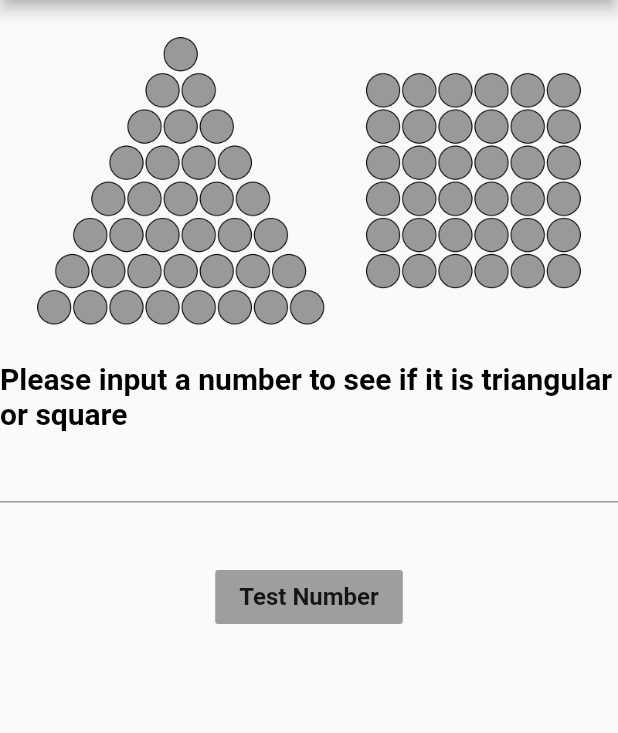
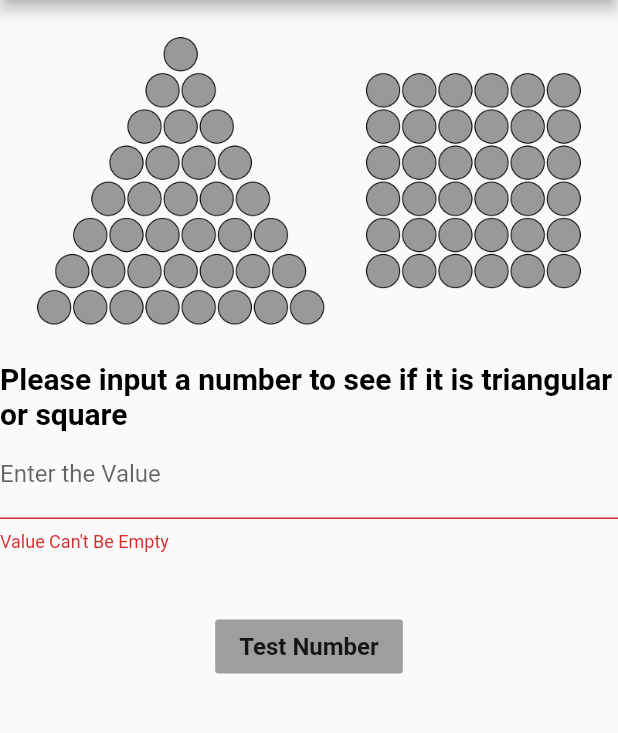
Before and after one commit to Alexyou1993/number_shapes, a Flutter app: the screen it shows after launch, after a tap on "Test Number", on a phone screen of 412 x 824 dp, the part 84-817 px from its top. Run offline on Flutter 3.47's test engine with Material 2 defaults, Android fonts, the phone set to English and light mode, and no system bars.

Commit message:
Changes for trailing comma(on line 18), if state in _checkNumberShape() and validation in TextField are modified.Thanks!

```diff
--- a/lib/main.dart
+++ b/lib/main.dart
@@ -10,12 +10,13 @@ class MyApp extends StatelessWidget {
   @override
   Widget build(BuildContext context) {
     return MaterialApp(
-        title: 'Flutter',
-        theme: ThemeData(
-          primarySwatch: Colors.blue,
-          visualDensity: VisualDensity.adaptivePlatformDensity,
-        ),
-        home: const MyHomePage(title: 'Number Shapes'));
+      title: 'Flutter',
+      theme: ThemeData(
+        primarySwatch: Colors.blue,
+        visualDensity: VisualDensity.adaptivePlatformDensity,
+      ),
+      home: const MyHomePage(title: 'Number Shapes'),
+    );
   }
 }
 
@@ -28,8 +29,9 @@ class MyHomePage extends StatefulWidget {
 }
 
 class _MyHomePageState extends State<MyHomePage> {
-  final TextEditingController _inputNumber = TextEditingController(text: '');
+  final TextEditingController _inputNumber = TextEditingController();
   String _currentMessage = '';
+  bool _validate = false;
 
   bool _isSquare(int _number) {
     final double c = sqrt(_number);
@@ -54,23 +56,23 @@ class _MyHomePageState extends State<MyHomePage> {
   }
 
   void _checkNumberShape(int _number) {
-    if (_isSquare(_number) == true && _isTriangular(_number) == true) {
+    if (_isSquare(_number) && _isTriangular(_number)) {
       setState(() {
-        _currentMessage = 'Number is square and triangular';
+        _currentMessage = 'Number $_number is square and triangular';
       });
     } else if (_isSquare(_number) == true) {
       setState(() {
-        _currentMessage = 'Number is only square';
+        _currentMessage = 'Number $_number is only square';
       });
     } else if (_isTriangular(_number) == true) {
       setState(() {
-        _currentMessage = 'Number is only Triangular';
+        _currentMessage = 'Number $_number is only Triangular';
       });
-    } else
+    } else {
       setState(() {
-        _currentMessage = 'Number is neither square or triangular';
+        _currentMessage = 'Number $_number is neither square or triangular';
       });
-
+    }
     _inputNumber.clear();
   }
 
@@ -80,7 +82,7 @@ class _MyHomePageState extends State<MyHomePage> {
       appBar: AppBar(
         title: Text(widget.title),
       ),
-      body: Center(
+      body: SingleChildScrollView(
         child: Column(
           children: <Widget>[
             Image.asset('assets/image/TriSquare36.png'),
@@ -96,6 +98,10 @@ class _MyHomePageState extends State<MyHomePage> {
               controller: _inputNumber,
               keyboardType: TextInputType.number,
               textAlign: TextAlign.center,
+              decoration: InputDecoration(
+                labelText: 'Enter the Value',
+                errorText: _validate ? 'Value Can\'t Be Empty' : null,
+              ),
             ),
             Padding(
               padding: const EdgeInsets.all(8.0),
@@ -118,9 +124,14 @@ class _MyHomePageState extends State<MyHomePage> {
                 ),
               ),
               onPressed: () {
-                _checkNumberShape(
-                  int.parse(_inputNumber.text),
-                );
+                setState(() {
+                  _inputNumber.text.isEmpty
+                      ? _validate = true
+                      : _validate = false;
+                });
+                if (_validate == false) {
+                  _checkNumberShape(int.parse(_inputNumber.text));
+                }
               },
             ),
           ],
```
